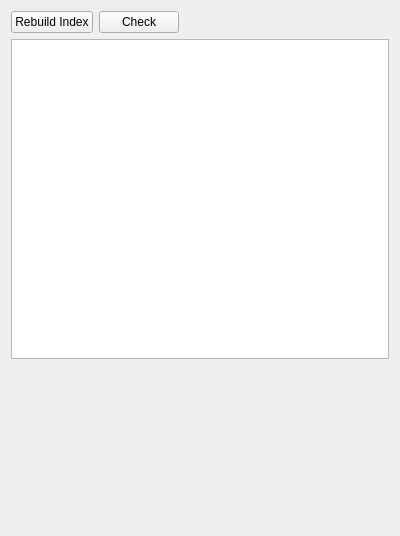
The window that src/gui/dock_file_explorer.ui (xinyazhang/oldstuff-moonstone) describes before a commit, drawn with Qt 5.
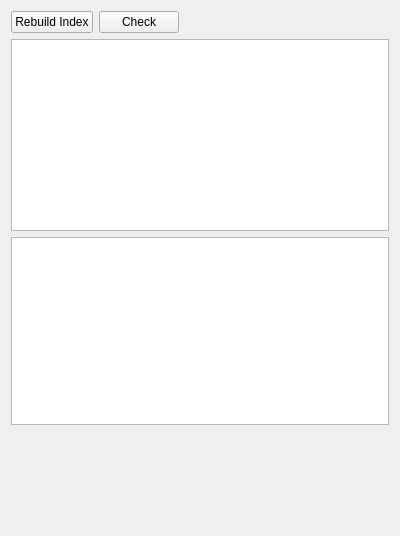
The same window after the commit.

Patch:
```diff
--- a/src/gui/dock_file_explorer.ui
+++ b/src/gui/dock_file_explorer.ui
@@ -34,8 +34,8 @@
      </property>
     </spacer>
    </item>
-   <item row="1" column="0" colspan="3">
-    <widget class="QTreeView" name="attributes">
+   <item row="2" column="0" colspan="3">
+    <widget class="QTreeView" name="relations">
      <property name="sizePolicy">
       <sizepolicy hsizetype="Expanding" vsizetype="Expanding">
        <horstretch>0</horstretch>
@@ -44,7 +44,7 @@
      </property>
     </widget>
    </item>
-   <item row="2" column="0" colspan="3">
+   <item row="3" column="0" colspan="3">
     <widget class="QWidget" name="conform" native="true">
      <property name="sizePolicy">
       <sizepolicy hsizetype="Preferred" vsizetype="Preferred">
@@ -61,6 +61,9 @@
      </property>
     </widget>
    </item>
+   <item row="1" column="0" colspan="3">
+    <widget class="QTableView" name="attributes"/>
+   </item>
   </layout>
  </widget>
  <resources/>
```
